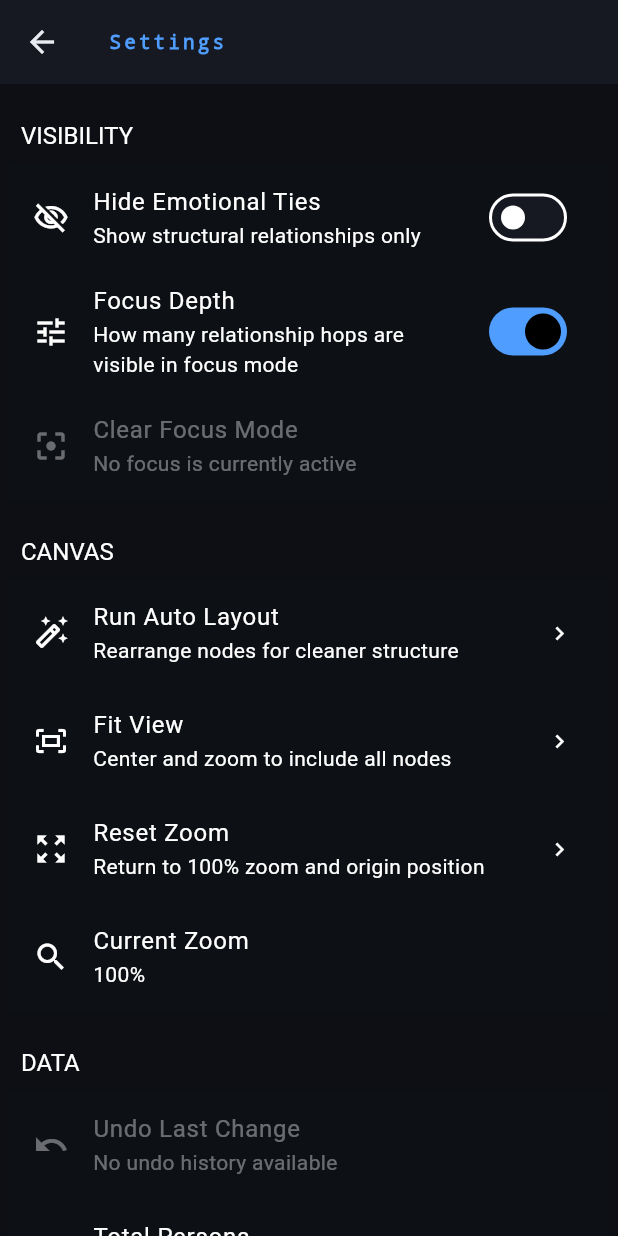
After one commit to melovagabond/genogram_builder, a Flutter app: the SettingsPage1 screen opened directly, on a phone screen of 412 x 824 dp. The commit adds this screen. Run offline on Flutter 3.47's test engine with Material 3 defaults, Android fonts, the phone set to English and light mode, and no system bars; our stand-ins replace file_picker, pdf, printing, share_plus, web; missing offline and left inert: dart:js_interop.

Commit message:
added settings page

```diff
--- /dev/null
+++ b/lib/screens/settings_page.dart
@@ -0,0 +1,218 @@
+import 'package:flutter/material.dart';
+import 'package:provider/provider.dart';
+import '../providers/genogram_provider.dart';
+
+class SettingsPage1 extends StatefulWidget {
+  const SettingsPage1({super.key});
+
+  @override
+  State<SettingsPage1> createState() => _SettingsPage1State();
+}
+
+class _SettingsPage1State extends State<SettingsPage1> {
+  Size _canvasSize(BuildContext context) {
+    final s = MediaQuery.of(context).size;
+    return Size(s.width, (s.height - 100).clamp(100, double.infinity));
+  }
+
+  void _showMessage(BuildContext context, String msg) {
+    ScaffoldMessenger.of(context).showSnackBar(
+      SnackBar(content: Text(msg), duration: const Duration(milliseconds: 1100)),
+    );
+  }
+
+  @override
+  Widget build(BuildContext context) {
+    final provider = context.watch<GenogramProvider>();
+
+    return Scaffold(
+      appBar: AppBar(title: const Text('Settings')),
+      backgroundColor: Theme.of(context).scaffoldBackgroundColor,
+      body: Center(
+        child: Container(
+          constraints: const BoxConstraints(maxWidth: 400),
+          child: ListView(
+            children: [
+              _SingleSection(
+                title: 'Visibility',
+                children: [
+                  _CustomListTile(
+                    title: 'Hide Emotional Ties',
+                    subtitle: 'Show structural relationships only',
+                    icon: Icons.visibility_off_outlined,
+                    trailing: Switch.adaptive(
+                      value: provider.hideEmotionalTies,
+                      onChanged: provider.setHideEmotionalTies,
+                    ),
+                  ),
+                  _CustomListTile(
+                    title: 'Focus Depth',
+                    subtitle:
+                        'How many relationship hops are visible in focus mode',
+                    icon: Icons.tune_outlined,
+                    trailing: Switch.adaptive(
+                      value: provider.focusDepth >= 2,
+                      onChanged: (value) {
+                        provider.setFocusDepth(value ? 2 : 1);
+                      },
+                    ),
+                  ),
+                  _CustomListTile(
+                    title: 'Clear Focus Mode',
+                    subtitle: provider.isFocused
+                        ? 'Focus is active'
+                        : 'No focus is currently active',
+                    icon: Icons.filter_center_focus_outlined,
+                    enabled: provider.isFocused,
+                    onTap: provider.isFocused
+                        ? () {
+                            provider.clearFocus();
+                            _showMessage(context, 'Focus mode cleared');
+                          }
+                        : null,
+                  ),
+                ],
+              ),
+              _SingleSection(
+                title: 'Canvas',
+                children: [
+                  _CustomListTile(
+                    title: 'Run Auto Layout',
+                    subtitle: 'Rearrange nodes for cleaner structure',
+                    icon: Icons.auto_fix_high_outlined,
+                    onTap: () {
+                      provider.runAutoLayout();
+                      provider.fitView(_canvasSize(context));
+                      _showMessage(context, 'Auto layout applied');
+                    },
+                  ),
+                  _CustomListTile(
+                    title: 'Fit View',
+                    subtitle: 'Center and zoom to include all nodes',
+                    icon: Icons.fit_screen_outlined,
+                    onTap: () {
+                      provider.fitView(_canvasSize(context));
+                      _showMessage(context, 'Canvas fitted');
+                    },
+                  ),
+                  _CustomListTile(
+                    title: 'Reset Zoom',
+                    subtitle: 'Return to 100% zoom and origin position',
+                    icon: Icons.zoom_out_map,
+                    onTap: () {
+                      provider.resetZoom();
+                      _showMessage(context, 'Zoom reset');
+                    },
+                  ),
+                  _CustomListTile(
+                    title: 'Current Zoom',
+                    subtitle: '${(provider.viewScale * 100).round()}%',
+                    icon: Icons.search,
+                    onTap: null,
+                  ),
+                ],
+              ),
+              _SingleSection(
+                title: 'Data',
+                children: [
+                  _CustomListTile(
+                    title: 'Undo Last Change',
+                    subtitle: provider.canUndo
+                        ? 'Revert the latest edit'
+                        : 'No undo history available',
+                    icon: Icons.undo,
+                    enabled: provider.canUndo,
+                    onTap: provider.canUndo
+                        ? () {
+                            provider.undo();
+                            _showMessage(context, 'Undid last change');
+                          }
+                        : null,
+                  ),
+                  _CustomListTile(
+                    title: 'Total Persons',
+                    subtitle: '${provider.persons.length}',
+                    icon: Icons.people_alt_outlined,
+                    onTap: null,
+                  ),
+                  _CustomListTile(
+                    title: 'Total Relationships',
+                    subtitle: '${provider.relationships.length}',
+                    icon: Icons.link,
+                    onTap: null,
+                  ),
+                ],
+              ),
+            ],
+          ),
+        ),
+      ),
+    );
+  }
+}
+
+class _CustomListTile extends StatelessWidget {
+  final String title;
+  final String? subtitle;
+  final IconData icon;
+  final Widget? trailing;
+  final VoidCallback? onTap;
+  final bool enabled;
+
+  const _CustomListTile({
+    required this.title,
+    required this.icon,
+    this.subtitle,
+    this.trailing,
+    this.onTap,
+    this.enabled = true,
+  });
+
+  @override
+  Widget build(BuildContext context) {
+    return ListTile(
+      title: Text(title),
+      subtitle: subtitle == null ? null : Text(subtitle!),
+      leading: Icon(icon),
+      enabled: enabled,
+      trailing: trailing ??
+          (onTap == null
+              ? null
+              : const Icon(Icons.chevron_right, size: 18)),
+      onTap: enabled ? onTap : null,
+    );
+  }
+}
+
+class _SingleSection extends StatelessWidget {
+  final String title;
+  final List<Widget> children;
+
+  const _SingleSection({required this.title, required this.children});
+
+  @override
+  Widget build(BuildContext context) {
+    return Column(
+      mainAxisAlignment: MainAxisAlignment.start,
+      crossAxisAlignment: CrossAxisAlignment.start,
+      children: [
+        const SizedBox(height: 16),
+        Padding(
+          padding: const EdgeInsets.all(8.0),
+          child: Text(
+            title.toUpperCase(),
+            style: Theme.of(context)
+                .textTheme
+                .headlineMedium
+                ?.copyWith(fontSize: 16),
+          ),
+        ),
+        Container(
+          width: double.infinity,
+          color: Theme.of(context).primaryColor.withValues(alpha: 0.05),
+          child: Column(children: children),
+        ),
+      ],
+    );
+  }
+}
--- a/lib/widgets/app_navigation_rail.dart
+++ b/lib/widgets/app_navigation_rail.dart
@@ -3,6 +3,7 @@ import 'package:provider/provider.dart';
 import '../providers/genogram_provider.dart';
 import '../constants/app_theme.dart';
 import '../models/person.dart';
+import '../screens/settings_page.dart';
 
 /// Full-height custom sidebar rail. Contains node-add actions, mode selection,
 /// view/layout actions, and the overflow menu.
@@ -399,6 +400,8 @@ class _RailMenuBtn extends StatelessWidget {
         _item('import_json', 'Import JSON'),
         _item('export_pdf', 'Export PDF'),
         const PopupMenuDivider(),
+        _item('settings', 'Settings'),
+        const PopupMenuDivider(),
         _item('legend', 'Legend'),
         const PopupMenuDivider(),
         _item('clear', 'Clear All', danger: true),
@@ -441,15 +444,37 @@ class _RailMenuBtn extends StatelessWidget {
     switch (action) {
       case 'export_json':
         onExportJson();
+        break;
       case 'import_json':
         onImportJson();
+        break;
       case 'export_pdf':
         onExportPdf();
+        break;
+      case 'settings':
+        Navigator.of(context).push(
+          PageRouteBuilder(
+            pageBuilder: (_, __, ___) => const SettingsPage1(),
+            transitionDuration: const Duration(milliseconds: 240),
+            reverseTransitionDuration: const Duration(milliseconds: 200),
+            transitionsBuilder: (_, animation, __, child) {
+              final curved = CurvedAnimation(
+                parent: animation,
+                curve: Curves.easeOutCubic,
+                reverseCurve: Curves.easeInCubic,
+              );
+              return ScaleTransition(scale: curved, child: child);
+            },
+          ),
+        );
+        break;
       case 'legend':
         showDialog(
             context: context, builder: (_) => const _RailLegendDialog());
+        break;
       case 'clear':
         _confirmClear(context);
+        break;
     }
   }
 
```
